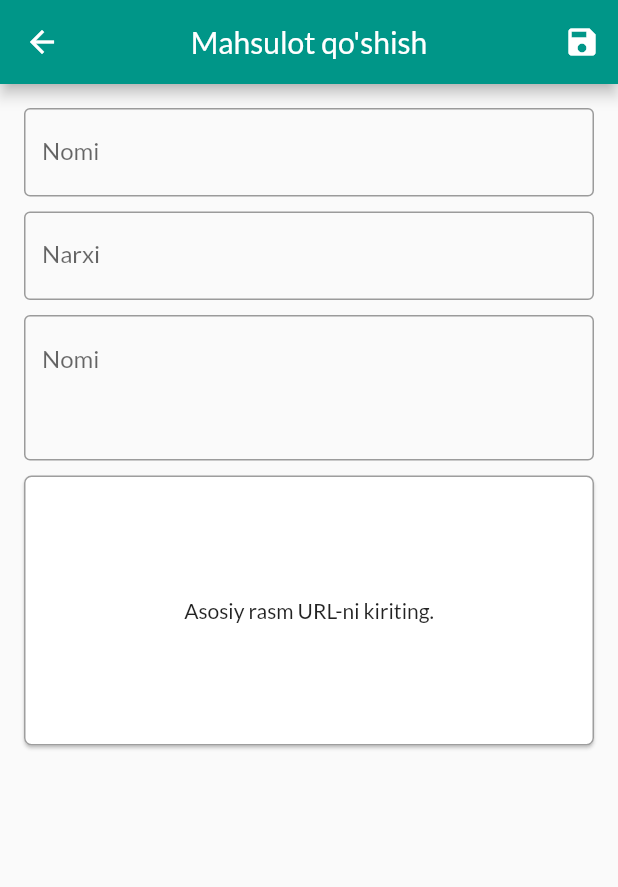
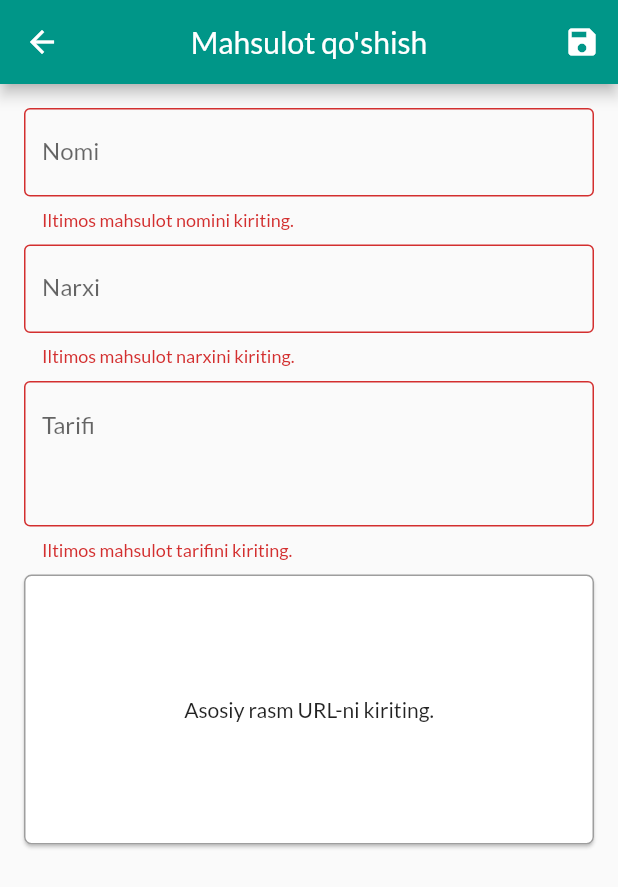
Before and after one commit to Jaloliddin-Fozilov/online_shop, a Flutter app: the EditProductScreen screen opened by its route, after a tap on the "save" icon, on a phone screen of 412 x 824 dp. Shown: the top 887 px of the screen. Run offline on Flutter 3.47's test engine with Material 2 defaults, Android fonts, the phone set to English and light mode, and no system bars; our stand-ins replace flutter_slidable; network calls fail.

Commit message:
product validation

```diff
--- a/lib/screens/edit_product_screen.dart
+++ b/lib/screens/edit_product_screen.dart
@@ -36,6 +36,13 @@ class _EditProductScreenState extends State<EditProductScreen> {
                 border: OutlineInputBorder(),
               ),
               keyboardType: TextInputType.url,
+              validator: (value) {
+                if (value == null || value.isEmpty) {
+                  return 'Iltimos, mahsulot havolasini kiriting.';
+                } else if (!value.startsWith('http')) {
+                  return 'Mahsulotni URLini kiritng.';
+                }
+              },
               onSaved: (newValue) {
                 _product = Product(
                   id: '',
@@ -53,7 +60,7 @@ class _EditProductScreenState extends State<EditProductScreen> {
               child: const Text('BEKOR QILISH'),
             ),
             ElevatedButton(
-              onPressed: () => _saveImageForm,
+              onPressed: _saveImageForm,
               child: const Text('SAQLASH'),
             ),
           ],
@@ -63,16 +70,19 @@ class _EditProductScreenState extends State<EditProductScreen> {
   }
 
   void _saveImageForm() {
-    _imageForm.currentState!.save();
-    print(_product.imageUrl);
-    Navigator.of(context).pop();
+    final isValid = _imageForm.currentState!.validate();
+    if (isValid) {
+      _imageForm.currentState!.save();
+      Navigator.of(context).pop();
+      setState(() {});
+    }
   }
 
   void _saveForm() {
-    _form.currentState!.save();
-    print(_product.title);
-    print(_product.description);
-    print(_product.price);
+    final isValid = _form.currentState!.validate();
+    if (isValid) {
+      _form.currentState!.save();
+    }
   }
 
   @override
@@ -102,6 +112,11 @@ class _EditProductScreenState extends State<EditProductScreen> {
                     border: OutlineInputBorder(),
                   ),
                   textInputAction: TextInputAction.next,
+                  validator: (value) {
+                    if (value == null || value.isEmpty) {
+                      return 'Iltimos mahsulot nomini kiriting.';
+                    }
+                  },
                   onSaved: (newValue) {
                     _product = Product(
                       id: '',
@@ -119,6 +134,15 @@ class _EditProductScreenState extends State<EditProductScreen> {
                     border: OutlineInputBorder(),
                   ),
                   textInputAction: TextInputAction.next,
+                  validator: (value) {
+                    if (value == null || value.isEmpty) {
+                      return 'Iltimos mahsulot narxini kiriting.';
+                    } else if (double.tryParse(value) == null) {
+                      return 'To\'g\'ri narxi kiriting.';
+                    } else if (double.parse(value) < 1) {
+                      return 'Mahsulot narxi 0dan katta bo\'lishi kerak';
+                    }
+                  },
                   onSaved: (newValue) {
                     _product = Product(
                       id: '',
@@ -132,12 +156,19 @@ class _EditProductScreenState extends State<EditProductScreen> {
                 const SizedBox(height: 10),
                 TextFormField(
                   decoration: const InputDecoration(
-                    labelText: 'Nomi',
+                    labelText: 'Tarifi',
                     border: OutlineInputBorder(),
                     alignLabelWithHint: true,
                   ),
                   maxLines: 3,
                   keyboardType: TextInputType.multiline,
+                  validator: (value) {
+                    if (value == null || value.isEmpty) {
+                      return 'Iltimos mahsulot tarifini kiriting.';
+                    } else if (value.length < 10) {
+                      return 'Iltimos, batafsil ma\'lumot kiriting.';
+                    }
+                  },
                   onSaved: (newValue) {
                     _product = Product(
                       id: '',
@@ -167,7 +198,13 @@ class _EditProductScreenState extends State<EditProductScreen> {
                       height: 180,
                       width: double.infinity,
                       alignment: Alignment.center,
-                      child: const Text('Asosiy rasm URL-ni kiriting.'),
+                      child: _product.imageUrl.isEmpty
+                          ? const Text('Asosiy rasm URL-ni kiriting.')
+                          : Image.network(
+                              _product.imageUrl,
+                              width: double.infinity,
+                              fit: BoxFit.cover,
+                            ),
                     ),
                   ),
                 )
```
